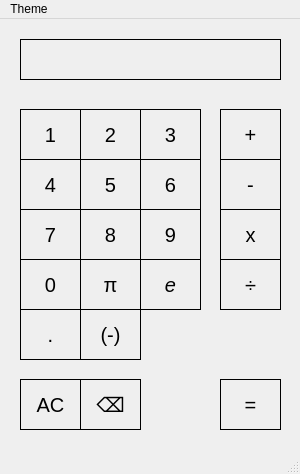
First picture: the form in classy_calculator/calculator.ui, repository katiebug2001/CSC_3220_final_proj_calculator, before the edit.
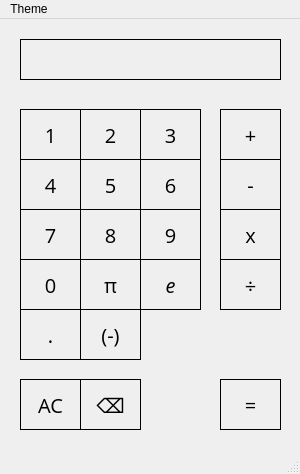
Second picture: the form after the edit.

The edit to the form file:
```diff
--- a/classy_calculator/calculator.ui
+++ b/classy_calculator/calculator.ui
@@ -39,8 +39,9 @@
     </property>
     <property name="font">
      <font>
-      <family>.AppleSystemUIFont</family>
+      <family>Open Sans</family>
       <pointsize>-1</pointsize>
+      <italic>false</italic>
      </font>
     </property>
     <property name="autoFillBackground">
@@ -64,8 +65,9 @@
     </property>
     <property name="font">
      <font>
-      <family>.AppleSystemUIFont</family>
+      <family>Open Sans</family>
       <pointsize>-1</pointsize>
+      <italic>false</italic>
      </font>
     </property>
     <property name="autoFillBackground">
@@ -89,8 +91,9 @@
     </property>
     <property name="font">
      <font>
-      <family>.AppleSystemUIFont</family>
+      <family>Open Sans</family>
       <pointsize>-1</pointsize>
+      <italic>false</italic>
      </font>
     </property>
     <property name="autoFillBackground">
@@ -114,8 +117,9 @@
     </property>
     <property name="font">
      <font>
-      <family>.AppleSystemUIFont</family>
+      <family>Open Sans</family>
       <pointsize>-1</pointsize>
+      <italic>false</italic>
      </font>
     </property>
     <property name="autoFillBackground">
@@ -139,8 +143,9 @@
     </property>
     <property name="font">
      <font>
-      <family>.AppleSystemUIFont</family>
+      <family>Open Sans</family>
       <pointsize>-1</pointsize>
+      <italic>false</italic>
      </font>
     </property>
     <property name="autoFillBackground">
@@ -164,8 +169,9 @@
     </property>
     <property name="font">
      <font>
-      <family>.AppleSystemUIFont</family>
+      <family>Open Sans</family>
       <pointsize>-1</pointsize>
+      <italic>false</italic>
      </font>
     </property>
     <property name="autoFillBackground">
@@ -189,8 +195,9 @@
     </property>
     <property name="font">
      <font>
-      <family>.AppleSystemUIFont</family>
+      <family>Open Sans</family>
       <pointsize>-1</pointsize>
+      <italic>false</italic>
      </font>
     </property>
     <property name="autoFillBackground">
@@ -214,8 +221,9 @@
     </property>
     <property name="font">
      <font>
-      <family>.AppleSystemUIFont</family>
+      <family>Open Sans</family>
       <pointsize>-1</pointsize>
+      <italic>false</italic>
      </font>
     </property>
     <property name="autoFillBackground">
@@ -239,8 +247,9 @@
     </property>
     <property name="font">
      <font>
-      <family>.AppleSystemUIFont</family>
+      <family>Open Sans</family>
       <pointsize>-1</pointsize>
+      <italic>false</italic>
      </font>
     </property>
     <property name="autoFillBackground">
@@ -264,8 +273,9 @@
     </property>
     <property name="font">
      <font>
-      <family>.AppleSystemUIFont</family>
+      <family>Open Sans</family>
       <pointsize>-1</pointsize>
+      <italic>false</italic>
      </font>
     </property>
     <property name="autoFillBackground">
@@ -289,8 +299,9 @@
     </property>
     <property name="font">
      <font>
-      <family>.AppleSystemUIFont</family>
+      <family>Open Sans</family>
       <pointsize>-1</pointsize>
+      <italic>false</italic>
      </font>
     </property>
     <property name="autoFillBackground">
@@ -314,8 +325,9 @@
     </property>
     <property name="font">
      <font>
-      <family>.AppleSystemUIFont</family>
+      <family>Open Sans</family>
       <pointsize>-1</pointsize>
+      <italic>false</italic>
      </font>
     </property>
     <property name="autoFillBackground">
@@ -339,8 +351,9 @@
     </property>
     <property name="font">
      <font>
-      <family>.AppleSystemUIFont</family>
+      <family>Open Sans</family>
       <pointsize>-1</pointsize>
+      <italic>false</italic>
      </font>
     </property>
     <property name="autoFillBackground">
@@ -364,8 +377,9 @@
     </property>
     <property name="font">
      <font>
-      <family>.AppleSystemUIFont</family>
+      <family>Open Sans</family>
       <pointsize>-1</pointsize>
+      <italic>false</italic>
      </font>
     </property>
     <property name="autoFillBackground">
@@ -389,8 +403,9 @@
     </property>
     <property name="font">
      <font>
-      <family>.AppleSystemUIFont</family>
+      <family>Open Sans</family>
       <pointsize>-1</pointsize>
+      <italic>false</italic>
      </font>
     </property>
     <property name="autoFillBackground">
@@ -414,8 +429,9 @@
     </property>
     <property name="font">
      <font>
-      <family>.AppleSystemUIFont</family>
+      <family>Open Sans</family>
       <pointsize>-1</pointsize>
+      <italic>false</italic>
      </font>
     </property>
     <property name="autoFillBackground">
@@ -439,8 +455,9 @@
     </property>
     <property name="font">
      <font>
-      <family>.AppleSystemUIFont</family>
+      <family>Open Sans</family>
       <pointsize>-1</pointsize>
+      <italic>false</italic>
      </font>
     </property>
     <property name="autoFillBackground">
@@ -464,8 +481,9 @@
     </property>
     <property name="font">
      <font>
-      <family>.AppleSystemUIFont</family>
+      <family>Open Sans</family>
       <pointsize>-1</pointsize>
+      <italic>false</italic>
      </font>
     </property>
     <property name="autoFillBackground">
@@ -489,8 +507,9 @@
     </property>
     <property name="font">
      <font>
-      <family>.AppleSystemUIFont</family>
+      <family>Open Sans</family>
       <pointsize>-1</pointsize>
+      <italic>false</italic>
      </font>
     </property>
     <property name="autoFillBackground">
@@ -541,8 +560,9 @@
     </property>
     <property name="font">
      <font>
-      <family>.AppleSystemUIFont</family>
+      <family>Open Sans</family>
       <pointsize>-1</pointsize>
+      <italic>false</italic>
      </font>
     </property>
     <property name="autoFillBackground">
@@ -566,7 +586,7 @@
     </property>
     <property name="font">
      <font>
-      <family>.AppleSystemUIFont</family>
+      <family>Open Sans</family>
       <pointsize>-1</pointsize>
       <italic>true</italic>
      </font>
```
Left out of the diff: 2 changed lines with no effect on the pictures.
